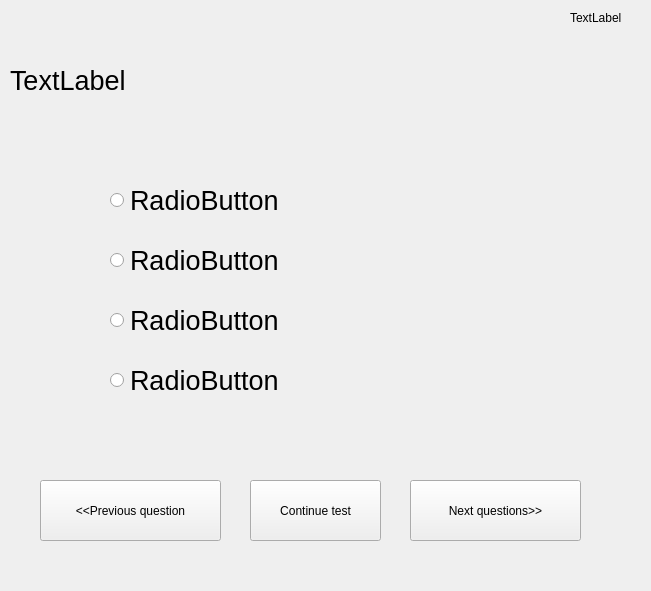
Qt form UIs/QuestionsUI.ui (NeiroX/TestChecker) before a commit.
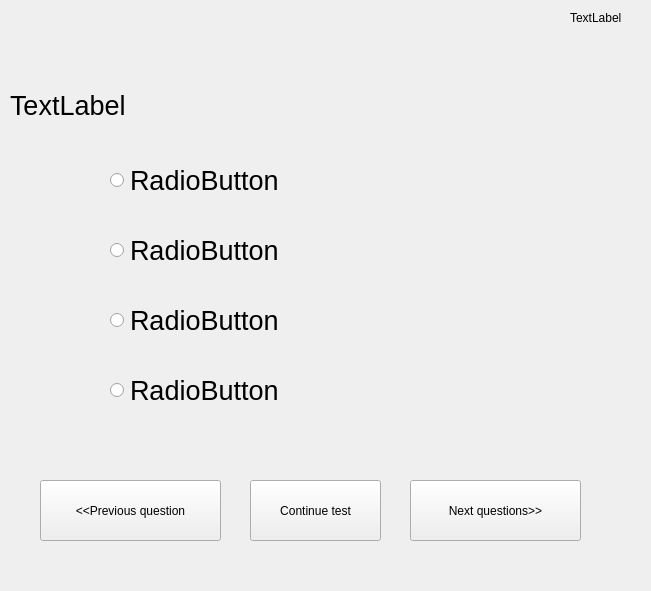
The same form after that commit.

```diff
--- a/UIs/QuestionsUI.ui
+++ b/UIs/QuestionsUI.ui
@@ -21,7 +21,7 @@
     <property name="geometry">
      <rect>
       <x>110</x>
-      <y>180</y>
+      <y>160</y>
       <width>501</width>
       <height>41</height>
      </rect>
@@ -39,7 +39,7 @@
     <property name="geometry">
      <rect>
       <x>110</x>
-      <y>240</y>
+      <y>230</y>
       <width>501</width>
       <height>41</height>
      </rect>
@@ -75,7 +75,7 @@
     <property name="geometry">
      <rect>
       <x>110</x>
-      <y>360</y>
+      <y>370</y>
       <width>501</width>
       <height>41</height>
      </rect>
@@ -95,7 +95,7 @@
       <x>10</x>
       <y>60</y>
       <width>621</width>
-      <height>41</height>
+      <height>91</height>
      </rect>
     </property>
     <property name="font">
@@ -106,6 +106,9 @@
     <property name="text">
      <string>TextLabel</string>
     </property>
+    <property name="wordWrap">
+     <bool>true</bool>
+    </property>
    </widget>
    <widget class="QLabel" name="timer">
     <property name="geometry">
```
